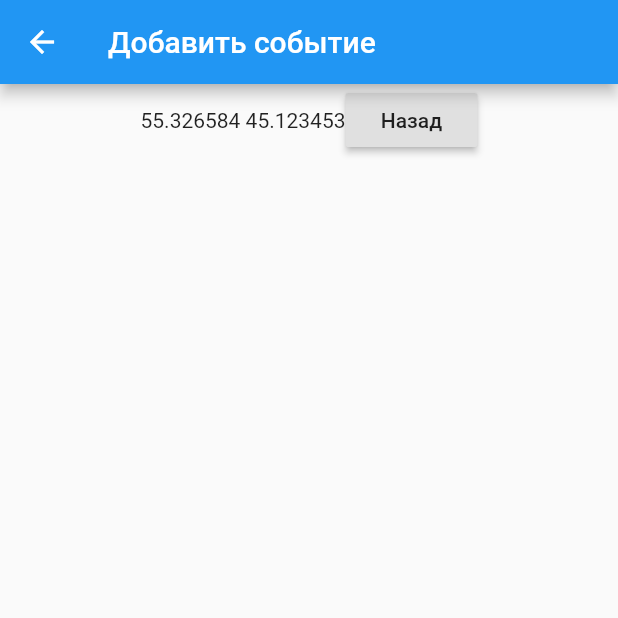
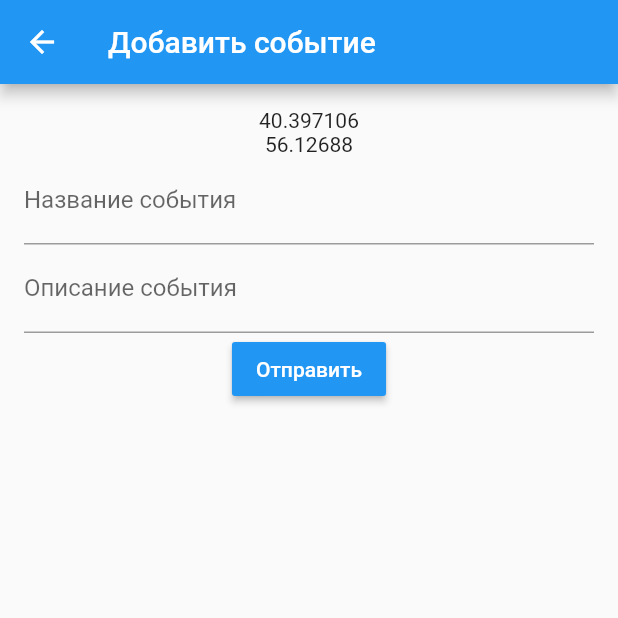
Before and after one commit to PavelKovlagin/smartcity.flutter, a Flutter app: the screen it shows after launch, after a tap on "Добавить событие", on a phone screen of 412 x 824 dp, the top half of it. Run offline on Flutter 3.47's test engine with Material 2 defaults, Android fonts, the phone set to English and light mode, and no system bars; our stand-ins replace flutter_datetime_picker, google_maps_flutter.

Commit message:
Add FormEvent

```diff
--- a/lib/AddEvent.dart
+++ /dev/null
@@ -1,31 +0,0 @@
-import 'package:flutter/cupertino.dart';
-import 'package:flutter/material.dart';
-
-class AddEvent extends StatelessWidget{
-  String _latitude, _longitude;
-
-  AddEvent.LatLon(String _latitude, String _longitude){
-    this._longitude = _longitude;
-    this._latitude = _latitude;
-  }
-
-  AddEvent.def() {
-
-  }
-
-  @override
-  Widget build(BuildContext context) {
-    return Scaffold(
-      appBar: AppBar(title: Text("Добавить событие")),
-      body: Row(
-        mainAxisAlignment: MainAxisAlignment.center,
-        children: <Widget>[
-          Text(_latitude + " " + _longitude),
-          RaisedButton(onPressed: (){
-            Navigator.pop(context);
-          }, child: Text("Назад"))
-        ],
-      ),
-    );
-  }
-}
--- a/lib/main.dart
+++ b/lib/main.dart
@@ -3,10 +3,12 @@ import 'dart:async';
 
 import 'package:flutter/material.dart';
 import 'package:google_maps_flutter/google_maps_flutter.dart';
-import 'package:smart_city/AddEvent.dart';
+import 'package:smart_city/view/AddEvent.dart';
+import 'package:smart_city/view/FormEvent.dart';
 
-import 'MapSample.dart';
-import 'Profile.dart';
+import 'view/MapSample.dart';
+import 'view/Profile.dart';
+import 'view/Register.dart';
 
 void main(){
   runApp(MaterialApp(
@@ -14,6 +16,8 @@ void main(){
     routes: {
       '/addEvent': (BuildContext context) => AddEvent.def(),
       '/map': (BuildContext context) => MyApp(),
+      '/register': (BuildContext context) => Register(),
+      '/event': (BuildContext context) => FormEvent()
     },
       onGenerateRoute: (routeSettings){
       var path = routeSettings.name.split('/');
--- /dev/null
+++ b/lib/view/AddEvent.dart
@@ -0,0 +1,72 @@
+import 'package:flutter/cupertino.dart';
+import 'package:flutter/material.dart';
+import 'package:flutter/services.dart';
+
+class AddEvent extends StatefulWidget{
+
+  String _latitude, _longitude;
+
+  AddEvent.def() {
+
+  }
+
+  AddEvent.LatLon(String _latitude, String _longitude){
+    this._longitude = _longitude;
+    this._latitude = _latitude;
+  }
+
+  @override
+  State<StatefulWidget> createState() {
+    return AddEventState(_latitude, _longitude);
+  }
+
+}
+
+class AddEventState extends State<AddEvent>{
+
+  String _latitude, _longitude;
+
+  AddEventState(String _latitude, String _longitude) {
+    this._latitude = _latitude;
+    this._longitude = _longitude;
+  }
+
+  final _formKey = GlobalKey<FormState>();
+
+  @override
+  Widget build(BuildContext context) {
+    return Scaffold(
+      appBar: AppBar(
+        title: Text("Добавить событие")),
+        body: SingleChildScrollView (
+          child: Container(
+          padding: EdgeInsets.all(16.0),
+            child: new Form(key: _formKey,
+              child: new Column(
+              children: <Widget>[
+                new Text(_latitude),
+                new Text(_longitude),
+                new TextFormField(
+                  keyboardType: TextInputType.text,
+                  decoration: InputDecoration(labelText: "Название события")
+                  ),
+                new TextFormField(
+                  keyboardType: TextInputType.multiline,
+                  maxLines: null,
+                  decoration: InputDecoration(labelText: "Описание события")
+                  ),
+                new RaisedButton(onPressed: (){
+
+                  },
+                  child: Text("Отправить"),
+                  color: Colors.blue,
+                  textColor: Colors.white,
+                  )
+                  ],
+                ),
+            ),
+          ),
+        ),
+    );
+  }
+}
--- a/lib/MapSample.dart
+++ b/lib/view/MapSample.dart
@@ -2,8 +2,6 @@ import 'dart:async';
 
 import 'package:flutter/material.dart';
 import 'package:google_maps_flutter/google_maps_flutter.dart';
-import 'package:smart_city/AddEvent.dart';
-
 
 class MapSample extends StatefulWidget{
   @override
@@ -14,7 +12,7 @@ class MapSample extends StatefulWidget{
 
 class MapSampleState extends State<MapSample> {
   Completer<GoogleMapController> _controller = Completer();
-  static double _latitude = 45.123453, _longitude = 55.326584;
+  static double _latitude = 56.126880, _longitude = 40.397106;
   static final CameraPosition _kGooglePlex =
   CameraPosition(target: LatLng(_latitude, _longitude), zoom: 14.4746
   );
--- a/pubspec.yaml
+++ b/pubspec.yaml
@@ -20,6 +20,8 @@ dependencies:
   flutter:
     sdk: flutter
   google_maps_flutter: ^0.5.5
+  flutter_datetime_picker: 1.2.5
+  shared_preferences: 0.5.2
 
   # The following adds the Cupertino Icons font to your application.
   # Use with the CupertinoIcons class for iOS style icons.
```
Also changed, not shown: lib/Profile.dart (deleted, +0 -19 lines), lib/model/Comment.dart (added, +35 -0 lines), lib/model/Event.dart (added, +89 -0 lines), lib/model/User.dart (added, +51 -0 lines), lib/view/FormEvent.dart (added, +80 -0 lines), lib/view/Profile.dart (added, +40 -0 lines), lib/view/Register.dart (added, +105 -0 lines), pubspec.lock.
